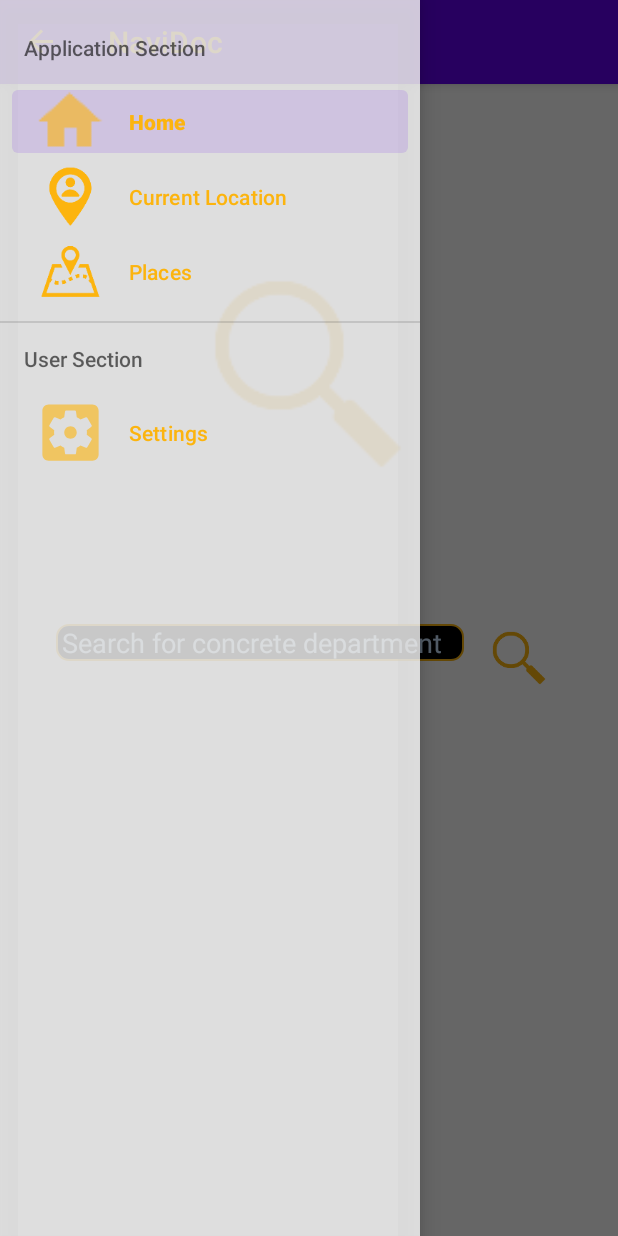
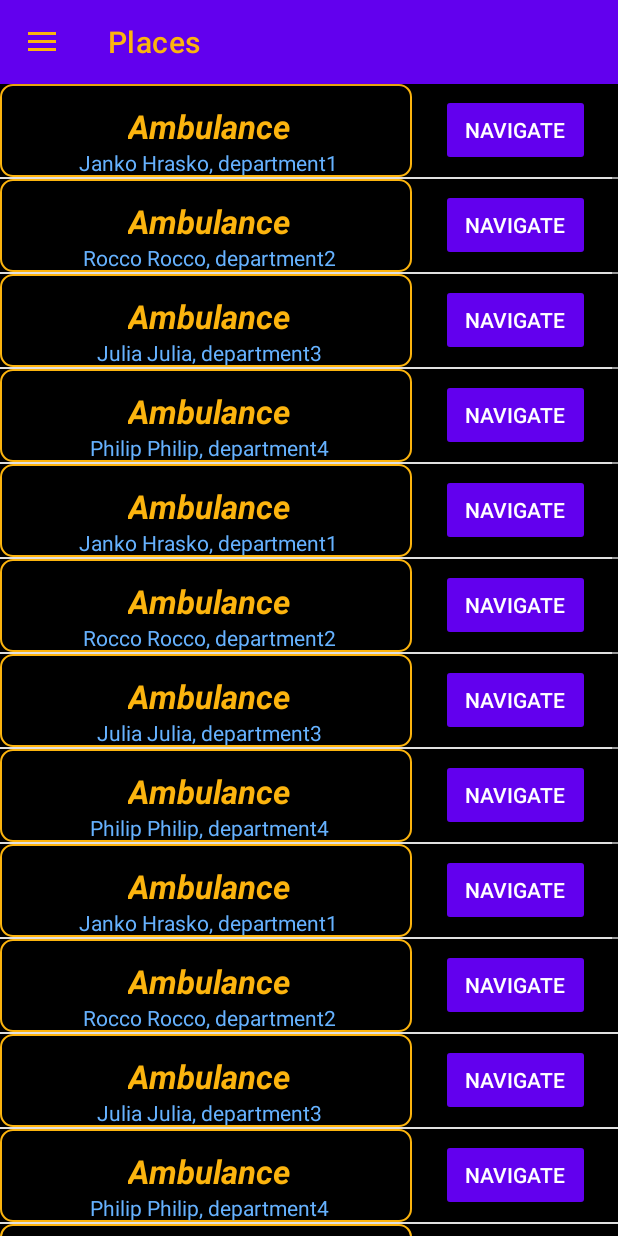
Before and after one commit to mish0svk/navidoc, an Android app: the screen it shows after launch (MainActivity before the commit, PlacesActivity after it), in the side drawer, after a tap on "Places", on a phone screen of 412 x 824 dp. Run offline under Robolectric (Android 15) with nearby library versions, the light colour scheme and no system bars.

Commit message:
adding basic scrollable list for places activity

```diff
--- a/app/src/main/java/com/example/navidoc/MainActivity.java
+++ b/app/src/main/java/com/example/navidoc/MainActivity.java
@@ -1,7 +1,8 @@
 package com.example.navidoc;
 
+import android.content.Intent;
 import android.os.Bundle;
-import android.view.MenuItem;
+import android.util.Log;
 import android.view.View;
 import android.widget.EditText;
 import android.widget.ImageButton;
@@ -9,14 +10,15 @@ import android.widget.ImageButton;
 import com.google.android.material.snackbar.Snackbar;
 import com.google.android.material.navigation.NavigationView;
 
-import androidx.annotation.NonNull;
 import androidx.appcompat.app.ActionBarDrawerToggle;
 import androidx.constraintlayout.widget.ConstraintLayout;
+import androidx.core.view.GravityCompat;
 import androidx.drawerlayout.widget.DrawerLayout;
 import androidx.appcompat.app.AppCompatActivity;
 import androidx.appcompat.widget.Toolbar;
 
-public class MainActivity extends AppCompatActivity implements NavigationView.OnNavigationItemSelectedListener {
+public class MainActivity extends AppCompatActivity
+{
 
     private ImageButton searchButton;
     private ConstraintLayout searchLayout;
@@ -40,6 +42,8 @@ public class MainActivity extends AppCompatActivity implements NavigationView.On
         navigationView.setCheckedItem(R.id.nav_home);
         navigationView.getBackground().setAlpha(200);
 
+        this.findAndCloseNavigation();
+
         this.searchButton.setOnClickListener(view -> {
             if (this.searchLayout.getVisibility() == View.VISIBLE && !searchField.getText().toString().isEmpty())
             {
@@ -54,24 +58,61 @@ public class MainActivity extends AppCompatActivity implements NavigationView.On
                 this.searchLayout.setVisibility(View.INVISIBLE);
             }
         });
-        navigationView.setNavigationItemSelectedListener(item -> false);
+
+        navigationView.setNavigationItemSelectedListener(item -> {
+            String TAG = "TAG";
+            Log.d(TAG, String.valueOf(item.getItemId()));
+            switch (item.getItemId())
+            {
+                case R.id.nav_home:
+                    Log.d(TAG, "already here");
+                    break;
+                case R.id.nav_places:
+                    Log.d(TAG, "places");
+                    Intent intent = new Intent(this, PlacesActivity.class);
+                    startActivity(intent);
+                    break;
+                case R.id.nav_current_location:
+                    Log.d(TAG, "current location");
+                    break;
+                default:
+                    Log.d(TAG, "others");
+            }
+
+            return false;
+        });
+
     }
 
 
     @Override
-    public boolean onNavigationItemSelected(@NonNull MenuItem item) {
-        return false;
-    }
-
-    @Override
     public void onBackPressed()
     {
+        boolean sideActivity = findAndCloseNavigation();
+
         if (this.searchLayout.getVisibility() == View.VISIBLE)
         {
             this.searchLayout.setVisibility(View.INVISIBLE);
+            sideActivity = true;
         }
 
-        super.onBackPressed();
+        if (!sideActivity)
+        {
+            super.onBackPressed();
+        }
     }
 
+    private boolean findAndCloseNavigation()
+    {
+        DrawerLayout layout = (DrawerLayout) findViewById(R.id.drawer_layout);
+
+        if (layout.isDrawerOpen(GravityCompat.START))
+        {
+            layout.closeDrawer(GravityCompat.START);
+
+            return true;
+        }
+
+        return false;
+    }
 }
--- /dev/null
+++ b/app/src/main/java/com/example/navidoc/Place.java
@@ -0,0 +1,30 @@
+package com.example.navidoc;
+
+public class Place
+{
+    private String ambulance;
+    private String doctorsName;
+    private String department;
+
+    public Place(String ambulance, String doctorsName, String department)
+    {
+        this.ambulance = ambulance;
+        this.doctorsName = doctorsName;
+        this.department = department;
+    }
+
+    public String getAmbulance()
+    {
+        return ambulance;
+    }
+
+    public String getDoctorsName()
+    {
+        return doctorsName;
+    }
+
+    public String getDepartment()
+    {
+        return department;
+    }
+}
--- /dev/null
+++ b/app/src/main/java/com/example/navidoc/PlaceListAdapter.java
@@ -0,0 +1,50 @@
+package com.example.navidoc;
+
+import android.content.Context;
+import android.view.LayoutInflater;
+import android.view.View;
+import android.view.ViewGroup;
+import android.widget.ArrayAdapter;
+import android.widget.TextView;
+
+import androidx.annotation.NonNull;
+import androidx.annotation.Nullable;
+
+import java.util.ArrayList;
+import java.util.List;
+
+import static androidx.core.content.res.ResourcesCompat.getColor;
+
+public class PlaceListAdapter extends ArrayAdapter<Place>
+{
+    private List<Place> places;
+    private final Context context;
+    private final int resource;
+
+    public PlaceListAdapter(@NonNull Context context, int resource, @NonNull List<Place> objects)
+    {
+        super(context, resource, objects);
+        this.places = new ArrayList<>(objects);
+        this.context = context;
+        this.resource = resource;
+    }
+
+    @NonNull
+    @Override
+    public View getView(int position, @Nullable View convertView, @NonNull ViewGroup parent)
+    {
+        LayoutInflater layoutInflater = LayoutInflater.from(this.context);
+        convertView = layoutInflater.inflate(this.resource, parent, false);
+
+        TextView titleView = convertView.findViewById(R.id.title_item);
+        TextView subtitleView = convertView.findViewById(R.id.subtitle_item);
+        String subtitle = this.places.get(position).getDoctorsName() + ", " + this.places.get(position).getDepartment();
+
+        titleView.setText(this.places.get(position).getAmbulance());
+        subtitleView.setText(subtitle);
+
+        convertView.setBackgroundColor(getColor(context.getResources(), R.color.black, context.getTheme()));
+
+        return convertView;
+    }
+}
--- /dev/null
+++ b/app/src/main/java/com/example/navidoc/PlacesActivity.java
@@ -0,0 +1,119 @@
+package com.example.navidoc;
+
+import android.content.Intent;
+import android.os.Bundle;
+import android.util.Log;
+import android.widget.ListView;
+import android.widget.ScrollView;
+
+import androidx.annotation.Nullable;
+import androidx.appcompat.app.ActionBarDrawerToggle;
+import androidx.appcompat.app.AppCompatActivity;
+import androidx.appcompat.widget.Toolbar;
+import androidx.core.view.GravityCompat;
+import androidx.drawerlayout.widget.DrawerLayout;
+
+import com.google.android.material.navigation.NavigationView;
+
+import java.util.ArrayList;
+import java.util.List;
+
+public class PlacesActivity  extends AppCompatActivity
+{
+    private List<Place> places = new ArrayList<>();
+    private ListView listView;
+    private PlaceListAdapter placesAdapter;
+
+    @Override
+    protected void onCreate(@Nullable Bundle savedInstanceState)
+    {
+        super.onCreate(savedInstanceState);
+        setContentView(R.layout.activity_places);
+
+        Toolbar toolbar = findViewById(R.id.toolbar);
+        setSupportActionBar(toolbar);
+        DrawerLayout drawer = findViewById(R.id.drawer_layout);
+        NavigationView navigationView = findViewById(R.id.nav_view);
+        ActionBarDrawerToggle toggle = new ActionBarDrawerToggle(this, drawer, toolbar, R.string.navigation_drawer_open, R.string.navigation_drawer_close);
+        drawer.addDrawerListener(toggle);
+        toggle.syncState();
+        navigationView.setCheckedItem(R.id.nav_places);
+        navigationView.getBackground().setAlpha(200);
+        this.listView = findViewById(R.id.scroll_list_places);
+
+        if (drawer.isDrawerOpen(GravityCompat.START))
+        {
+            drawer.closeDrawer(GravityCompat.START);
+        }
+
+        navigationView.setNavigationItemSelectedListener(item -> {
+            String TAG = "TAG";
+            Log.d(TAG, String.valueOf(item.getItemId()));
+            Intent intent = null;
+            switch (item.getItemId())
+            {
+                case R.id.nav_home:
+                    Log.d(TAG, "HOME");
+                    intent = new Intent(this, MainActivity.class);
+
+                    break;
+                case R.id.nav_places:
+                    Log.d(TAG, "already here");
+                    intent = new Intent(this, PlacesActivity.class);
+                    break;
+                case R.id.nav_current_location:
+                    Log.d(TAG, "current location");
+                    break;
+                default:
+                    Log.d(TAG, "others");
+            }
+
+            if (intent != null)
+            {
+                startActivity(intent);
+            }
+
+            return false;
+        });
+
+        setLists();
+        renderScrollList();
+    }
+
+    private void setLists()
+    {
+        this.places.add(new Place("Ambulance", "Janko Hrasko", "department1"));
+        this.places.add(new Place("Ambulance", "Rocco Rocco", "department2"));
+        this.places.add(new Place("Ambulance", "Julia Julia", "department3"));
+        this.places.add(new Place("Ambulance", "Philip Philip", "department4"));
+        this.places.add(new Place("Ambulance", "Janko Hrasko", "department1"));
+        this.places.add(new Place("Ambulance", "Rocco Rocco", "department2"));
+        this.places.add(new Place("Ambulance", "Julia Julia", "department3"));
+        this.places.add(new Place("Ambulance", "Philip Philip", "department4"));
+        this.places.add(new Place("Ambulance", "Janko Hrasko", "department1"));
+        this.places.add(new Place("Ambulance", "Rocco Rocco", "department2"));
+        this.places.add(new Place("Ambulance", "Julia Julia", "department3"));
+        this.places.add(new Place("Ambulance", "Philip Philip", "department4"));
+        this.places.add(new Place("Ambulance", "Janko Hrasko", "department1"));
+        this.places.add(new Place("Ambulance", "Rocco Rocco", "department2"));
+        this.places.add(new Place("Ambulance", "Julia Julia", "department3"));
+        this.places.add(new Place("Ambulance", "Philip Philip", "department4"));
+    }
+
+    private void renderScrollList()
+    {
+        this.placesAdapter = new PlaceListAdapter(this, R.layout.place_item, this.places);
+        this.listView.setAdapter(placesAdapter);
+    }
+
+    @Override
+    public void onBackPressed()
+    {
+        DrawerLayout layout = (DrawerLayout)findViewById(R.id.drawer_layout);
+        if (layout.isDrawerOpen(GravityCompat.START)) {
+            layout.closeDrawer(GravityCompat.START);
+        } else {
+            super.onBackPressed();
+        }
+    }
+}
--- /dev/null
+++ b/app/src/main/res/layout/activity_places.xml
@@ -0,0 +1,28 @@
+<?xml version="1.0" encoding="utf-8"?>
+<androidx.drawerlayout.widget.DrawerLayout xmlns:android="http://schemas.android.com/apk/res/android"
+    xmlns:app="http://schemas.android.com/apk/res-auto"
+    xmlns:tools="http://schemas.android.com/tools"
+    android:id="@+id/drawer_layout"
+    android:layout_width="match_parent"
+    android:layout_height="match_parent"
+    android:fitsSystemWindows="true"
+    tools:openDrawer="start">
+
+    <include
+        layout="@layout/app_bar_places"
+        android:layout_width="match_parent"
+        android:layout_height="match_parent" />
+
+    <com.google.android.material.navigation.NavigationView
+        android:id="@+id/nav_view"
+        android:layout_width="wrap_content"
+        android:layout_height="match_parent"
+        android:layout_gravity="start"
+        android:fitsSystemWindows="true"
+        app:menu="@menu/activity_main_drawer"
+        app:itemTextColor="@color/secondary"
+        app:itemIconTint="@color/secondary"
+        app:itemIconSize="50dp"/>
+
+
+</androidx.drawerlayout.widget.DrawerLayout>
--- a/app/src/main/res/layout/app_bar_main.xml
+++ b/app/src/main/res/layout/app_bar_main.xml
@@ -10,14 +10,7 @@
         android:layout_width="match_parent"
         android:layout_height="wrap_content"
         android:theme="@style/Theme.NaviDoc.AppBarOverlay">
-
-        <androidx.appcompat.widget.Toolbar
-            android:id="@+id/toolbar"
-            android:layout_width="match_parent"
-            android:layout_height="?attr/actionBarSize"
-            android:background="?attr/colorPrimary"
-            app:titleTextColor="@color/secondary"
-            app:popupTheme="@style/Theme.NaviDoc.PopupOverlay" />
+        <include layout="@layout/toolbar"/>
 
     </com.google.android.material.appbar.AppBarLayout>
 
--- /dev/null
+++ b/app/src/main/res/layout/app_bar_places.xml
@@ -0,0 +1,33 @@
+<?xml version="1.0" encoding="utf-8"?>
+<androidx.constraintlayout.widget.ConstraintLayout xmlns:android="http://schemas.android.com/apk/res/android"
+    xmlns:app="http://schemas.android.com/apk/res-auto"
+    xmlns:tools="http://schemas.android.com/tools"
+    android:layout_width="match_parent"
+    android:layout_height="match_parent"
+    tools:context=".MainActivity">
+
+    <com.google.android.material.appbar.AppBarLayout
+        android:id="@+id/appBarLayout"
+        android:layout_width="match_parent"
+        android:layout_height="wrap_content"
+        android:theme="@style/Theme.NaviDoc.AppBarOverlay"
+        app:layout_constraintEnd_toEndOf="parent"
+        app:layout_constraintStart_toStartOf="parent"
+        app:layout_constraintTop_toTopOf="parent">
+
+        <include layout="@layout/toolbar" />
+
+    </com.google.android.material.appbar.AppBarLayout>
+
+
+    <include
+        android:id="@+id/include"
+        layout="@layout/content_places"
+        android:layout_width="match_parent"
+        android:layout_height="wrap_content"
+        app:layout_constraintEnd_toEndOf="parent"
+        app:layout_constraintStart_toStartOf="parent"
+        app:layout_constraintTop_toBottomOf="@+id/appBarLayout" />
+
+
+</androidx.constraintlayout.widget.ConstraintLayout>
--- /dev/null
+++ b/app/src/main/res/layout/content_places.xml
@@ -0,0 +1,19 @@
+<?xml version="1.0" encoding="utf-8"?>
+<com.google.android.material.circularreveal.CircularRevealRelativeLayout
+    xmlns:android="http://schemas.android.com/apk/res/android"
+    xmlns:app="http://schemas.android.com/apk/res-auto"
+    xmlns:tools="http://schemas.android.com/tools"
+    android:layout_width="match_parent"
+    android:layout_height="match_parent">
+
+
+    <ListView
+        android:id="@+id/scroll_list_places"
+        android:layout_width="wrap_content"
+        android:layout_height="wrap_content"
+        android:layout_alignParentStart="true"
+        android:layout_alignParentTop="true"
+        android:layout_alignParentEnd="true"
+        android:layout_marginBottom="?attr/actionBarSize" />
+
+</com.google.android.material.circularreveal.CircularRevealRelativeLayout>
--- /dev/null
+++ b/app/src/main/res/layout/place_item.xml
@@ -0,0 +1,150 @@
+<?xml version="1.0" encoding="utf-8"?>
+<LinearLayout xmlns:android="http://schemas.android.com/apk/res/android"
+    xmlns:app="http://schemas.android.com/apk/res-auto"
+    xmlns:tools="http://schemas.android.com/tools"
+    android:layout_width="match_parent"
+    android:layout_height="match_parent"
+    android:orientation="horizontal"
+    >
+
+    <androidx.constraintlayout.widget.ConstraintLayout
+        android:layout_weight="2"
+        android:layout_width="0dp"
+        android:layout_height="fill_parent"
+        android:background="@drawable/stroke">
+        <TextView
+            android:id="@+id/title_item"
+            android:layout_width="wrap_content"
+            android:layout_height="wrap_content"
+            android:text="@string/title_item"
+            android:textSize="22sp"
+            android:textStyle="bold|italic"
+            android:textColor="@color/secondary"
+            app:layout_constraintBottom_toBottomOf="parent"
+            app:layout_constraintEnd_toEndOf="parent"
+            app:layout_constraintStart_toStartOf="parent"
+            app:layout_constraintTop_toTopOf="parent"
+            app:layout_constraintVertical_bias="0.414"/>
+
+        <TextView
+            android:id="@+id/subtitle_item"
+            android:layout_width="wrap_content"
+            android:layout_height="wrap_content"
+            android:text="@string/subtitle_item"
+            android:textSize="14sp"
+            android:textColor="@color/primary"
+            app:layout_constraintBottom_toBottomOf="parent"
+            app:layout_constraintEnd_toEndOf="parent"
+            app:layout_constraintStart_toStartOf="parent"
+            app:layout_constraintTop_toBottomOf="@+id/title_item"
+            app:layout_constraintVertical_bias="0.115"/>
+    </androidx.constraintlayout.widget.ConstraintLayout>
+
+    <androidx.constraintlayout.widget.ConstraintLayout
+        android:layout_weight="1"
+        android:layout_width="0dp"
+        android:layout_height="fill_parent">
+
+        <Button
+            android:id="@+id/navigate_item"
+            style="@style/Theme.NaviDoc.Button"
+            android:layout_width="wrap_content"
+            android:layout_height="wrap_content"
+            android:colorButtonNormal="@color/primary_light_blue"
+            android:text="@string/navigate_item"
+            app:layout_constraintBottom_toBottomOf="parent"
+            app:layout_constraintEnd_toEndOf="parent"
+            app:layout_constraintStart_toStartOf="parent"
+            app:layout_constraintTop_toTopOf="parent"
+            app:layout_constraintVertical_bias="0.499" />
+    </androidx.constraintlayout.widget.ConstraintLayout>
+
+<!--    <LinearLayout-->
+<!--        android:layout_weight="2"-->
+<!--        android:layout_height="fill_parent"-->
+<!--        android:layout_width="0dp"-->
+<!--        android:orientation="vertical">-->
+<!--        <TextView-->
+<!--            android:id="@+id/title_item"-->
+<!--            android:layout_width="wrap_content"-->
+<!--            android:layout_height="wrap_content"-->
+<!--            android:text="@string/title_item"-->
+<!--            android:textSize="32sp"-->
+<!--            android:textStyle="bold|italic"-->
+<!--            app:layout_constraintBottom_toBottomOf="parent"-->
+<!--            app:layout_constraintEnd_toEndOf="parent"-->
+<!--            app:layout_constraintHorizontal_bias="0.494"-->
+<!--            app:layout_constraintStart_toStartOf="parent"-->
+<!--            app:layout_constraintTop_toTopOf="parent"-->
+<!--            app:layout_constraintVertical_bias="0.427" />-->
+
+<!--        <TextView-->
+<!--            android:id="@+id/subtitle_item"-->
+<!--            android:layout_width="wrap_content"-->
+<!--            android:layout_height="wrap_content"-->
+<!--            android:text="@string/subtitle_item"-->
+<!--            android:textSize="16sp"-->
+<!--            app:layout_constraintBottom_toBottomOf="parent"-->
+<!--            app:layout_constraintEnd_toEndOf="parent"-->
+<!--            app:layout_constraintHorizontal_bias="0.398"-->
+<!--            app:layout_constraintStart_toStartOf="parent"-->
+<!--            app:layout_constraintTop_toBottomOf="@+id/title_item"-->
+<!--            app:layout_constraintVertical_bias="0.104" />-->
+<!--    </LinearLayout>-->
+
+<!--    <LinearLayout-->
+<!--        android:layout_weight="1"-->
+<!--        android:layout_height="fill_parent"-->
+<!--        android:layout_width="0dp"/>-->
+
+<!--    <androidx.constraintlayout.widget.ConstraintLayout-->
+<!--        android:layout_width="257dp"-->
+<!--        android:layout_height="731dp"-->
+<!--        app:layout_constraintBottom_toBottomOf="parent"-->
+<!--        app:layout_constraintEnd_toStartOf="@+id/navigate_item"-->
+<!--        app:layout_constraintStart_toStartOf="parent"-->
+<!--        app:layout_constraintTop_toTopOf="parent">-->
+
+<!--        <TextView-->
+<!--            android:id="@+id/title_item"-->
+<!--            android:layout_width="wrap_content"-->
+<!--            android:layout_height="wrap_content"-->
+<!--            android:text="@string/title_item"-->
+<!--            android:textSize="32sp"-->
+<!--            android:textStyle="bold|italic"-->
+<!--            app:layout_constraintBottom_toBottomOf="parent"-->
+<!--            app:layout_constraintEnd_toEndOf="parent"-->
+<!--            app:layout_constraintHorizontal_bias="0.494"-->
+<!--            app:layout_constraintStart_toStartOf="parent"-->
+<!--            app:layout_constraintTop_toTopOf="parent"-->
+<!--            app:layout_constraintVertical_bias="0.427" />-->
+
+<!--        <TextView-->
+<!--            android:id="@+id/subtitle_item"-->
+<!--            android:layout_width="wrap_content"-->
+<!--            android:layout_height="wrap_content"-->
+<!--            android:text="@string/subtitle_item"-->
+<!--            android:textSize="16sp"-->
+<!--            app:layout_constraintBottom_toBottomOf="parent"-->
+<!--            app:layout_constraintEnd_toEndOf="parent"-->
+<!--            app:layout_constraintHorizontal_bias="0.398"-->
+<!--            app:layout_constraintStart_toStartOf="parent"-->
+<!--            app:layout_constraintTop_toBottomOf="@+id/title_item"-->
+<!--            app:layout_constraintVertical_bias="0.104" />-->
+
+<!--    </androidx.constraintlayout.widget.ConstraintLayout>-->
+
+<!--    <Button-->
+<!--        android:id="@+id/navigate_item"-->
+<!--        android:layout_width="wrap_content"-->
+<!--        android:layout_height="wrap_content"-->
+<!--        android:text="@string/navigate_item"-->
+<!--        app:layout_constraintBottom_toBottomOf="parent"-->
+<!--        app:layout_constraintEnd_toEndOf="parent"-->
+<!--        app:layout_constraintHorizontal_bias="0.947"-->
+<!--        app:layout_constraintStart_toStartOf="parent"-->
+<!--        app:layout_constraintTop_toTopOf="parent"-->
+<!--        app:layout_constraintVertical_bias="0.499" />-->
+
+
+</LinearLayout>
--- /dev/null
+++ b/app/src/main/res/layout/toolbar.xml
@@ -0,0 +1,18 @@
+<?xml version="1.0" encoding="utf-8"?>
+<androidx.constraintlayout.widget.ConstraintLayout xmlns:android="http://schemas.android.com/apk/res/android"
+    android:layout_width="match_parent"
+    android:layout_height="match_parent"
+    xmlns:app="http://schemas.android.com/apk/res-auto">
+
+    <androidx.appcompat.widget.Toolbar
+        android:id="@+id/toolbar"
+        android:layout_width="match_parent"
+        android:layout_height="?attr/actionBarSize"
+        android:background="?attr/colorPrimary"
+        app:layout_constraintEnd_toEndOf="parent"
+        app:layout_constraintStart_toStartOf="parent"
+        app:layout_constraintTop_toTopOf="parent"
+        app:popupTheme="@style/Theme.NaviDoc.PopupOverlay"
+        app:titleTextColor="@color/secondary" />
+
+</androidx.constraintlayout.widget.ConstraintLayout>
--- a/app/src/main/res/values-night/themes.xml
+++ b/app/src/main/res/values-night/themes.xml
@@ -17,6 +17,10 @@
         <item name="android:statusBarColor" tools:targetApi="l">?attr/colorPrimaryVariant</item>
         <!-- Customize your theme here. -->
         <item name="drawerArrowStyle">@style/Theme.NaviDoc.DrawerToggle</item>
+
+        <item name="buttonStyle">@style/Theme.NaviDoc.Button</item>
+        <item name="windowActionBar">false</item>
+        <item name="windowNoTitle">true</item>
     </style>
 
     <style name="Theme.NaviDoc.PopupOverlay" parent="ThemeOverlay.AppCompat.Dark" >
@@ -35,5 +39,10 @@
     </style>
 <!--        <item name="android:textColor">@color/secondary</item>-->
 
+    <style name="Theme.NaviDoc.Button" parent="Widget.AppCompat.Button.Colored">
+        <item name="colorButtonNormal">@color/primary_light_blue</item>
+        <item name="android:colorButtonNormal">@color/primary_light_blue</item>
+        <item name="android:textColor">@color/primary_white</item>
+    </style>
 
 </resources>
--- a/app/src/main/res/values/colors.xml
+++ b/app/src/main/res/values/colors.xml
@@ -10,4 +10,5 @@
     <color name="primary">#66B2FF</color>
     <color name="secondary">#FCB40E</color>
     <color name="primary_light_blue">#CCE5FF</color>
+    <color name="primary_white">#FFFFFF</color>
 </resources>
--- a/app/src/main/res/values/dimens.xml
+++ b/app/src/main/res/values/dimens.xml
@@ -6,4 +6,5 @@
     <dimen name="nav_header_height">176dp</dimen>
     <dimen name="fab_margin">16dp</dimen>
     <dimen name="design_navigation_icon_size" tools:override="true">80dp</dimen>
+<!--    <dimen name="item_size">48dp</dimen>-->
 </resources>
--- a/app/src/main/res/values/strings.xml
+++ b/app/src/main/res/values/strings.xml
@@ -17,4 +17,8 @@
     <string name="menu_places">Places</string>
     <string name="searching_field">Search for concrete department</string>
     <string name="toastik">searching</string>
+    <string name="title_item">Ambulance</string>
+    <string name="subtitle_item">Name, Department</string>
+    <string name="navigate_item">Navigate</string>
+    <string name="places_activity">Places</string>
 </resources>
--- a/app/src/main/res/values/themes.xml
+++ b/app/src/main/res/values/themes.xml
@@ -13,6 +13,10 @@
         <item name="android:statusBarColor" tools:targetApi="l">?attr/colorPrimaryVariant</item>
         <!-- Customize your theme here. -->
         <item name="drawerArrowStyle">@style/Theme.NaviDoc.DrawerToggle</item>
+        <item name="buttonStyle">@style/Theme.NaviDoc.Button</item>
+        <item name="windowActionBar">false</item>
+        <item name="windowNoTitle">true</item>
+
     </style>
 
     <style name="Theme.NaviDoc.NoActionBar">
@@ -35,4 +39,9 @@
         <item name="android:textColor">@color/secondary</item>
         <item name="android:textColorHint">@color/primary_light_blue</item>
     </style>
+    <style name="Theme.NaviDoc.Button" parent="Widget.AppCompat.Button.Colored">
+        <item name="colorButtonNormal">@color/primary_light_blue</item>
+        <item name="android:colorButtonNormal">@color/primary_light_blue</item>
+        <item name="android:textColor">@color/primary_white</item>
+    </style>
 </resources>
```
Also changed, not shown: app/src/main/AndroidManifest.xml (+7 -0 lines).
